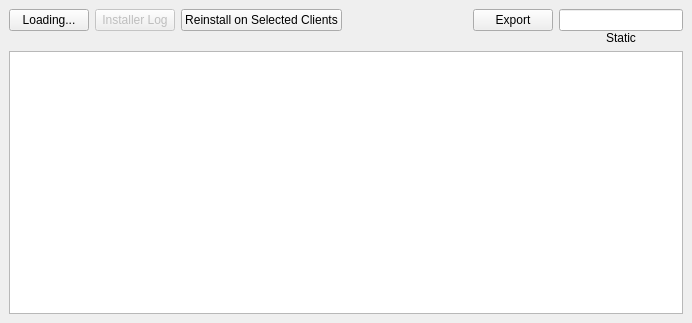
Old version of the form FWAdminLib/FilesetReportDlg.ui in the repository fw-dev/translations.
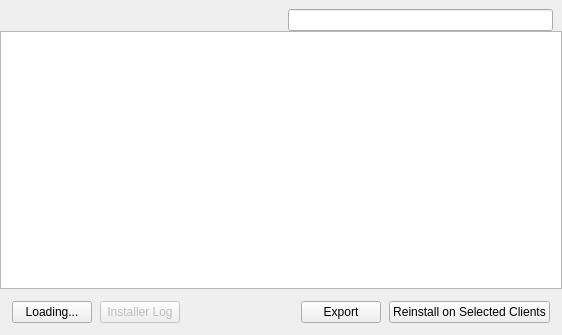
New version of the form. Custom widgets are drawn as their Qt base class.

Patch:
```diff
--- a/FWAdminLib/FilesetReportDlg.ui
+++ b/FWAdminLib/FilesetReportDlg.ui
@@ -6,54 +6,27 @@
    <rect>
     <x>0</x>
     <y>0</y>
-    <width>692</width>
-    <height>323</height>
+    <width>562</width>
+    <height>335</height>
    </rect>
   </property>
   <property name="windowTitle">
    <string>Fileset Report</string>
   </property>
   <layout class="QVBoxLayout" name="verticalLayout">
+   <property name="spacing">
+    <number>0</number>
+   </property>
    <property name="margin">
     <number>0</number>
    </property>
    <item>
-    <widget class="QWidget" name="widget" native="true">
-     <layout class="QGridLayout" name="gridLayout">
+    <widget class="ViewSearchHeader" name="widget" native="true">
+     <layout class="QHBoxLayout" name="horizontalLayout_2">
       <property name="bottomMargin">
        <number>0</number>
       </property>
-      <property name="verticalSpacing">
-       <number>0</number>
-      </property>
-      <item row="0" column="8">
-       <widget class="SearchLineEdit" name="searchED"/>
-      </item>
-      <item row="1" column="8">
-       <widget class="QLabel" name="_numClientsField">
-        <property name="text">
-         <string>Static</string>
-        </property>
-        <property name="alignment">
-         <set>Qt::AlignCenter</set>
-        </property>
-       </widget>
-      </item>
-      <item row="0" column="6">
-       <widget class="QPushButton" name="exportPB">
-        <property name="text">
-         <string>Export</string>
-        </property>
-       </widget>
-      </item>
-      <item row="0" column="4">
-       <widget class="QPushButton" name="reinstallPB">
-        <property name="text">
-         <string>Reinstall on Selected Clients</string>
-        </property>
-       </widget>
-      </item>
-      <item row="0" column="5">
+      <item>
        <spacer name="horizontalSpacer">
         <property name="orientation">
          <enum>Qt::Horizontal</enum>
@@ -66,68 +39,123 @@
         </property>
        </spacer>
       </item>
-      <item row="0" column="2">
-       <widget class="QPushButton" name="installerLogPB">
-        <property name="enabled">
-         <bool>false</bool>
-        </property>
+      <item>
+       <widget class="QLabel" name="_numClientsField">
         <property name="text">
-         <string>Installer Log</string>
+         <string/>
         </property>
-       </widget>
-      </item>
-      <item row="0" column="1">
-       <widget class="QPushButton" name="updatePB">
-        <property name="sizePolicy">
-         <sizepolicy hsizetype="Fixed" vsizetype="Fixed">
-          <horstretch>0</horstretch>
-          <verstretch>0</verstretch>
-         </sizepolicy>
+        <property name="alignment">
+         <set>Qt::AlignCenter</set>
         </property>
-        <property name="text">
-         <string>Loading...</string>
-        </property>
        </widget>
       </item>
+      <item>
+       <widget class="SearchLineEdit" name="searchED"/>
+      </item>
      </layout>
     </widget>
    </item>
    <item>
-    <widget class="QWidget" name="clientsFrame" native="true">
-     <layout class="QGridLayout" name="gridLayout_2">
-      <property name="topMargin">
-       <number>0</number>
-      </property>
-      <item row="0" column="0">
-       <widget class="QTreeView" name="m_ListClients">
-        <property name="editTriggers">
-         <set>QAbstractItemView::NoEditTriggers</set>
-        </property>
-        <property name="alternatingRowColors">
-         <bool>true</bool>
-        </property>
-        <property name="selectionMode">
-         <enum>QAbstractItemView::ExtendedSelection</enum>
-        </property>
-        <property name="rootIsDecorated">
-         <bool>false</bool>
-        </property>
-        <property name="sortingEnabled">
-         <bool>true</bool>
-        </property>
-       </widget>
-      </item>
-     </layout>
+    <widget class="StyledTreeView" name="listClients">
+     <property name="frameShape">
+      <enum>QFrame::StyledPanel</enum>
+     </property>
+     <property name="editTriggers">
+      <set>QAbstractItemView::NoEditTriggers</set>
+     </property>
+     <property name="alternatingRowColors">
+      <bool>true</bool>
+     </property>
+     <property name="selectionMode">
+      <enum>QAbstractItemView::ExtendedSelection</enum>
+     </property>
+     <property name="rootIsDecorated">
+      <bool>false</bool>
+     </property>
+     <property name="sortingEnabled">
+      <bool>true</bool>
+     </property>
     </widget>
    </item>
+   <item>
+    <layout class="QHBoxLayout" name="horizontalLayout">
+     <property name="spacing">
+      <number>8</number>
+     </property>
+     <property name="margin">
+      <number>12</number>
+     </property>
+     <item>
+      <widget class="QPushButton" name="updatePB">
+       <property name="sizePolicy">
+        <sizepolicy hsizetype="Fixed" vsizetype="Fixed">
+         <horstretch>0</horstretch>
+         <verstretch>0</verstretch>
+        </sizepolicy>
+       </property>
+       <property name="text">
+        <string>Loading...</string>
+       </property>
+      </widget>
+     </item>
+     <item>
+      <widget class="QPushButton" name="installerLogPB">
+       <property name="enabled">
+        <bool>false</bool>
+       </property>
+       <property name="text">
+        <string>Installer Log</string>
+       </property>
+      </widget>
+     </item>
+     <item>
+      <spacer name="horizontalSpacer_2">
+       <property name="orientation">
+        <enum>Qt::Horizontal</enum>
+       </property>
+       <property name="sizeHint" stdset="0">
+        <size>
+         <width>40</width>
+         <height>20</height>
+        </size>
+       </property>
+      </spacer>
+     </item>
+     <item>
+      <widget class="QPushButton" name="exportPB">
+       <property name="text">
+        <string>Export</string>
+       </property>
+      </widget>
+     </item>
+     <item>
+      <widget class="QPushButton" name="reinstallPB">
+       <property name="text">
+        <string>Reinstall on Selected Clients</string>
+       </property>
+      </widget>
+     </item>
+    </layout>
+   </item>
   </layout>
  </widget>
  <customwidgets>
+  <customwidget>
+   <class>StyledTreeView</class>
+   <extends>QTreeView</extends>
+   <header>FileWaveGuiLib/styledviews/styledtreeview.h</header>
+  </customwidget>
   <customwidget>
    <class>SearchLineEdit</class>
    <extends>QLineEdit</extends>
    <header>FileWaveGuiLib/searchlineedit/searchlineedit.h</header>
   </customwidget>
+  <customwidget>
+   <class>ViewSearchHeader</class>
+   <extends>QWidget</extends>
+   <header>FWAdminLib/ViewSearchHeader.h</header>
+   <container>1</container>
+  </customwidget>
  </customwidgets>
  <resources/>
  <connections/>
```
